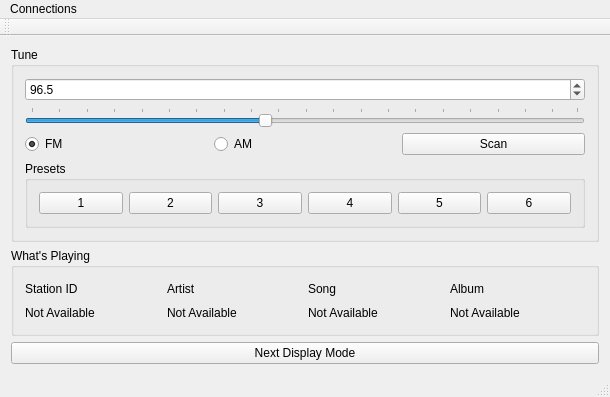
Before: the Qt Designer form RadCon/radiocontrol.ui in astephens4/b-rad, drawn with Qt 5.
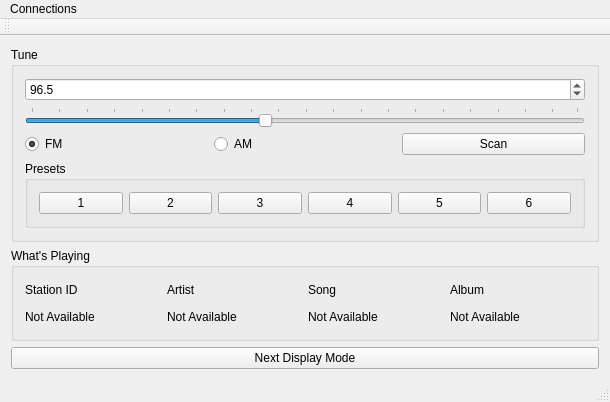
After: the same form once the commit is applied.

The edit to the form file:
```diff
--- a/RadCon/radiocontrol.ui
+++ b/RadCon/radiocontrol.ui
@@ -7,7 +7,7 @@
     <x>0</x>
     <y>0</y>
     <width>610</width>
-    <height>397</height>
+    <height>402</height>
    </rect>
   </property>
   <property name="windowTitle">
```
Left out of the diff: 2 changed lines with no effect on the pictures.
